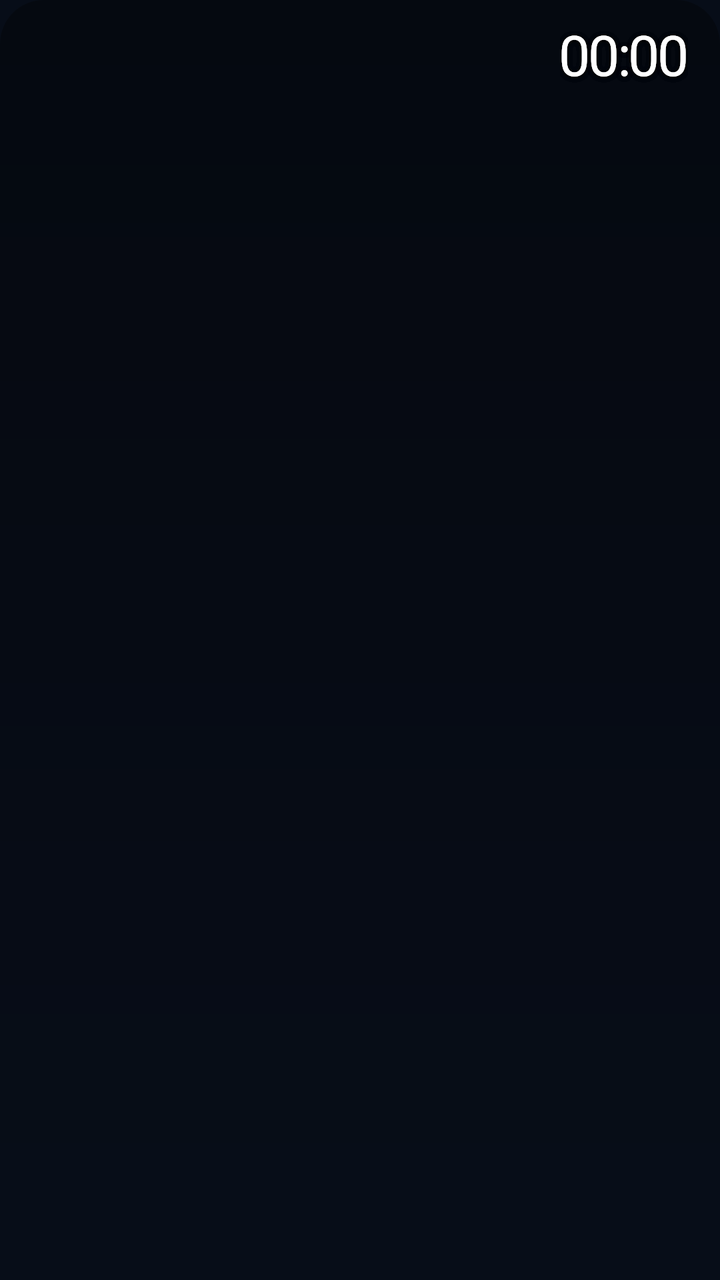
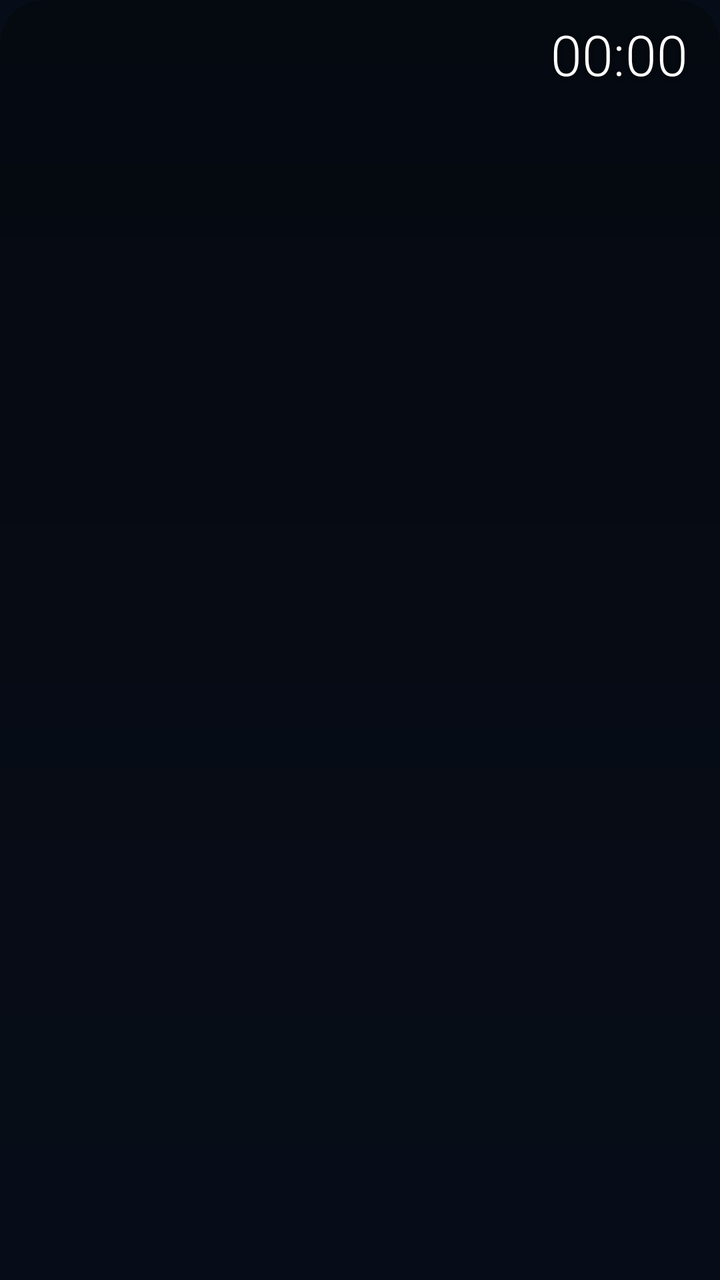

An Android layout rendered at two revisions. The XML below is the earlier revision; the diff shows what the commit changed to produce the second picture.
<!-- AndroidManifest.xml: application theme Theme.Noor -->
<!-- res/layout/widget_sky.xml -->
<?xml version="1.0" encoding="utf-8"?>
<FrameLayout xmlns:android="http://schemas.android.com/apk/res/android"
    android:id="@+id/widget_root"
    android:layout_width="match_parent"
    android:layout_height="match_parent"
    android:theme="@style/Theme.Noor.Widget">

    <ImageView
        android:id="@+id/widget_sky"
        android:layout_width="match_parent"
        android:layout_height="match_parent"
        android:contentDescription="@null"
        android:scaleType="centerCrop" />

    <ImageView
        android:layout_width="match_parent"
        android:layout_height="match_parent"
        android:contentDescription="@null"
        android:scaleType="fitXY"
        android:src="@drawable/widget_scrim_top" />

    <LinearLayout
        android:layout_width="match_parent"
        android:layout_height="wrap_content"
        android:orientation="vertical"
        android:paddingStart="16dp"
        android:paddingTop="12dp"
        android:paddingEnd="16dp">

        <LinearLayout
            android:layout_width="match_parent"
            android:layout_height="wrap_content"
            android:gravity="top"
            android:orientation="horizontal">

            <LinearLayout
                android:layout_width="0dp"
                android:layout_height="wrap_content"
                android:layout_weight="1"
                android:orientation="vertical">

                <LinearLayout
                    android:layout_width="wrap_content"
                    android:layout_height="wrap_content"
                    android:baselineAligned="true"
                    android:orientation="horizontal">

                    <TextView
                        android:id="@+id/widget_prayer"
                        style="@style/Widget.Noor.Text.Title"
                        android:layout_width="wrap_content"
                        android:layout_height="wrap_content" />

                    <TextView
                        android:id="@+id/widget_time"
                        style="@style/Widget.Noor.Text.Body"
                        android:layout_width="wrap_content"
                        android:layout_height="wrap_content"
                        android:layout_marginStart="8dp" />
                </LinearLayout>

                <TextView
                    android:id="@+id/widget_place"
                    style="@style/Widget.Noor.Text.Small"
                    android:layout_width="wrap_content"
                    android:layout_height="wrap_content" />
            </LinearLayout>

            
            <FrameLayout
                android:id="@+id/widget_countdown_box"
                android:layout_width="wrap_content"
                android:layout_height="wrap_content"
                android:layout_marginStart="10dp">

                <Chronometer
                    android:id="@+id/widget_count_dim_latin"
                    style="@style/Widget.Noor.Text.Countdown"
                    android:layout_width="wrap_content"
                    android:layout_height="wrap_content"
                    android:fontFamily="@font/noor_count_latin"
                    android:textColor="#80FFFFFF" />

                <Chronometer
                    android:id="@+id/widget_count_lead_latin"
                    style="@style/Widget.Noor.Text.Countdown"
                    android:layout_width="wrap_content"
                    android:layout_height="wrap_content"
                    android:fontFamily="@font/noor_count_latin_lead"
                    android:textColor="#FFFFFFFF" />

                <Chronometer
                    android:id="@+id/widget_count_dim_arabic"
                    style="@style/Widget.Noor.Text.Countdown"
                    android:layout_width="wrap_content"
                    android:layout_height="wrap_content"
                    android:fontFamily="@font/noor_count_arabic"
                    android:textColor="#80FFFFFF" />

                <Chronometer
                    android:id="@+id/widget_count_lead_arabic"
                    style="@style/Widget.Noor.Text.Countdown"
                    android:layout_width="wrap_content"
                    android:layout_height="wrap_content"
                    android:fontFamily="@font/noor_count_arabic_lead"
                    android:textColor="#FFFFFFFF" />
            </FrameLayout>
        </LinearLayout>
    </LinearLayout>
</FrameLayout>
<!-- resources referenced by this layout -->
<resources>
  <!-- drawable widget_scrim_top (drawable) -->
  <?xml version="1.0" encoding="utf-8"?>
  <shape xmlns:android="http://schemas.android.com/apk/res/android" android:shape="rectangle">
      <gradient android:angle="270" android:startColor="#59000000" android:endColor="#00000000" />
      <corners android:radius="22dp" />
  </shape>
  <style name="Theme.Noor.Widget" parent="android:Theme.DeviceDefault" />
  <style name="Widget.Noor.Text.Body">
          <item name="android:textSize">13sp</item>
          <item name="android:textColor">#E6FFFFFF</item>
      </style>
  <style name="Widget.Noor.Text.Countdown">
          <item name="android:textSize">28sp</item>
          <item name="android:letterSpacing">-0.04</item>
          <item name="android:textDirection">ltr</item>
          <item name="android:textAlignment">viewStart</item>
          <item name="android:layoutDirection">ltr</item>
      </style>
  <style name="Widget.Noor.Text.Small">
          <item name="android:textSize">11sp</item>
          <item name="android:textColor">#D9FFFFFF</item>
      </style>
  <style name="Widget.Noor.Text.Title">
          <item name="android:textSize">18sp</item>
          <item name="android:fontFamily">sans-serif-medium</item>
      </style>
  <style name="Theme.Noor" parent="Theme.AppCompat.DayNight.NoActionBar">
          <item name="android:windowBackground">@color/night_900</item>
          <item name="android:statusBarColor">@android:color/transparent</item>
          <item name="android:navigationBarColor">@android:color/transparent</item>
      </style>
  <color name="night_900">#FF070D18</color>
</resources>

<!-- the commit's change to res/layout/widget_sky.xml (unified diff, before → after) -->
@@ -74,36 +74,17 @@
                 android:layout_marginStart="10dp">
 
                 <Chronometer
-                    android:id="@+id/widget_count_dim_latin"
+                    android:id="@+id/widget_countdown"
+                    style="@style/Widget.Noor.Text.Countdown"
+                    android:layout_width="wrap_content"
+                    android:layout_height="wrap_content" />
+
+                <TextView
+                    android:id="@+id/widget_countdown_text"
                     style="@style/Widget.Noor.Text.Countdown"
                     android:layout_width="wrap_content"
                     android:layout_height="wrap_content"
-                    android:fontFamily="@font/noor_count_latin"
-                    android:textColor="#80FFFFFF" />
-
-                <Chronometer
-                    android:id="@+id/widget_count_lead_latin"
-                    style="@style/Widget.Noor.Text.Countdown"
-                    android:layout_width="wrap_content"
-                    android:layout_height="wrap_content"
-                    android:fontFamily="@font/noor_count_latin_lead"
-                    android:textColor="#FFFFFFFF" />
-
-                <Chronometer
-                    android:id="@+id/widget_count_dim_arabic"
-                    style="@style/Widget.Noor.Text.Countdown"
-                    android:layout_width="wrap_content"
-                    android:layout_height="wrap_content"
-                    android:fontFamily="@font/noor_count_arabic"
-                    android:textColor="#80FFFFFF" />
-
-                <Chronometer
-                    android:id="@+id/widget_count_lead_arabic"
-                    style="@style/Widget.Noor.Text.Countdown"
-                    android:layout_width="wrap_content"
-                    android:layout_height="wrap_content"
-                    android:fontFamily="@font/noor_count_arabic_lead"
-                    android:textColor="#FFFFFFFF" />
+                    android:visibility="gone" />
             </FrameLayout>
         </LinearLayout>
     </LinearLayout>
<!-- resource entries referenced after the edit -->
@@ -13,7 +13,9 @@
       </style>
   <style name="Widget.Noor.Text.Countdown">
           <item name="android:textSize">28sp</item>
-          <item name="android:letterSpacing">-0.04</item>
+          <item name="android:fontFamily">sans-serif-light</item>
+          <item name="android:fontFeatureSettings">tnum</item>
+          <item name="android:ellipsize">none</item>
           <item name="android:textDirection">ltr</item>
           <item name="android:textAlignment">viewStart</item>
           <item name="android:layoutDirection">ltr</item>
